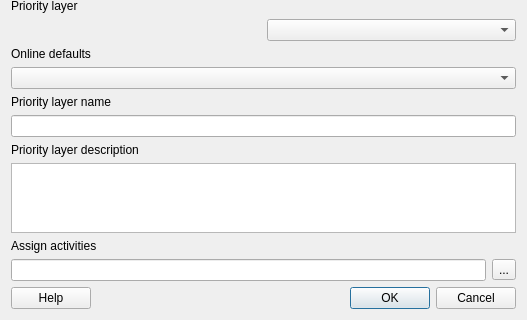
The window that src/cplus_plugin/ui/priority_layer_dialog.ui (ConservationInternational/cplus-plugin) describes before a commit, drawn with Qt 5; both pictures show x 0 to 527 and y 138 to 458 of the 527 by 458 pixel window.
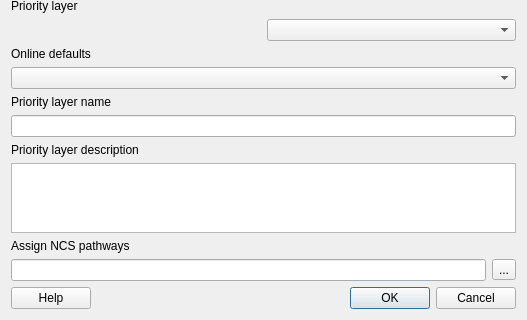
The same window after the commit. Icons and pictures are not drawn. Custom widgets are drawn as their Qt base class.

Commit message: Update management of PWLs.

Patch:
```diff
--- a/src/cplus_plugin/ui/priority_layer_dialog.ui
+++ b/src/cplus_plugin/ui/priority_layer_dialog.ui
@@ -7,7 +7,7 @@
     <x>0</x>
     <y>0</y>
     <width>527</width>
-    <height>442</height>
+    <height>457</height>
    </rect>
   </property>
   <property name="windowTitle">
@@ -168,7 +168,7 @@
    <item>
     <widget class="QLabel" name="label_3">
      <property name="text">
-      <string>Assign activities</string>
+      <string>Assign NCS pathways</string>
      </property>
     </widget>
    </item>
```
Left out of the diff: 4 changed lines with no effect on the pictures. The commit also changes 2 other files.
